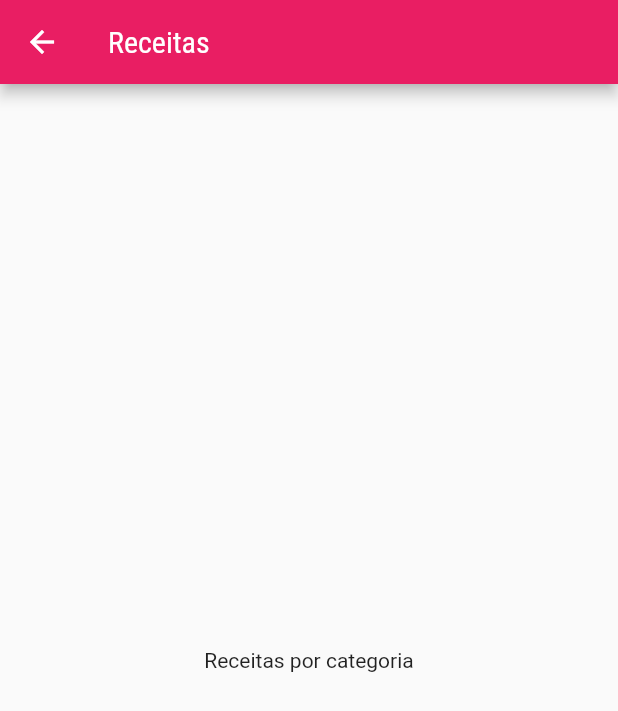
After one commit to Penfore/project_meals, a Flutter app: the screen it shows after launch, after a tap on "Italiano", on a phone screen of 412 x 824 dp. The commit adds this screen. Shown: the top 711 px of the screen. Run offline on Flutter 3.47's test engine with Material 2 defaults, Android fonts, the phone set to English and light mode, and no system bars.

Commit message:
added the navigation to a category page when clicking a category

```diff
--- a/lib/components/category_item.dart
+++ b/lib/components/category_item.dart
@@ -1,4 +1,5 @@
 import 'package:flutter/material.dart';
+import 'package:project_meals/screens/categories_meals_screen.dart';
 
 import '../models/category.dart';
 
@@ -9,9 +10,23 @@
     this.category,
   });
 
+  void _selectCategory(BuildContext context) {
+    Navigator.of(context).push(
+      MaterialPageRoute(
+        builder: (_) {
+          return const CategoriesMealsScreen();
+        },
+      ),
+    );
+  }
+
   @override
   Widget build(BuildContext context) {
-    return Container(
+    return InkWell(
+      onTap: () => _selectCategory(context),
+      borderRadius: BorderRadius.circular(15),
+      splashColor: Theme.of(context).colorScheme.primary,
+      child: Container(
         padding: const EdgeInsets.all(15),
         child: Text(
           category!.title!,
@@ -28,6 +43,7 @@
             end: Alignment.bottomRight,
           ),
         ),
+      ),
     );
   }
 }
--- /dev/null
+++ b/lib/screens/categories_meals_screen.dart
@@ -0,0 +1,17 @@
+import 'package:flutter/material.dart';
+
+class CategoriesMealsScreen extends StatelessWidget {
+  const CategoriesMealsScreen({Key? key}) : super(key: key);
+
+  @override
+  Widget build(BuildContext context) {
+    return Scaffold(
+      appBar: AppBar(
+        title: const Text('Receitas'),
+      ),
+      body: const Center(
+        child: Text('Receitas por categoria'),
+      ),
+    );
+  }
+}
```
Lines whose indentation alone changed are shown as unchanged.
